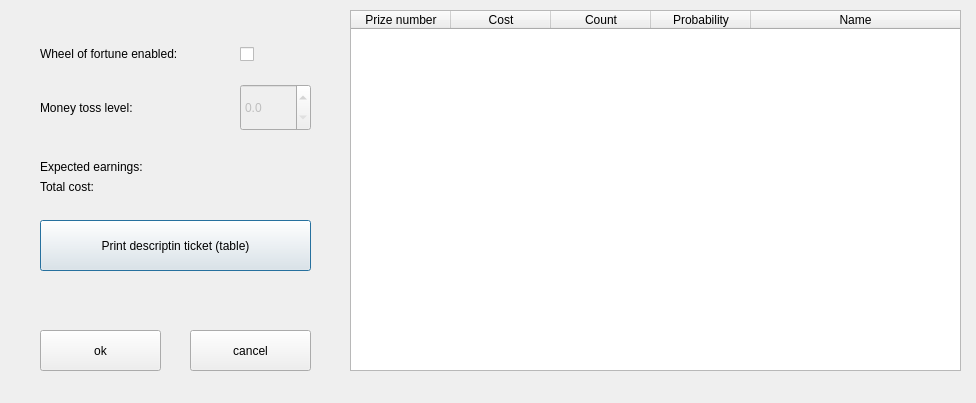
Before: the Qt Designer form blue-app/ui/WheelSettings.ui in matus-u/sz-bluetooth, drawn with Qt 5.
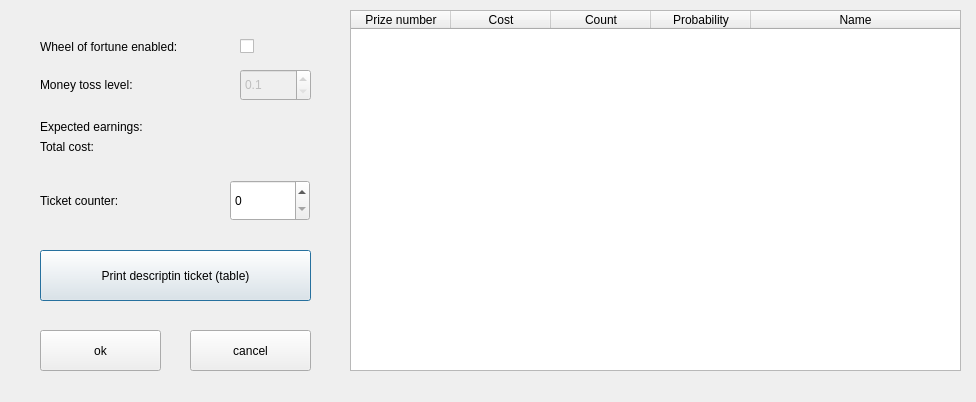
After: the same form once the commit is applied.

Commit message: add ticket counter and other small fixes

```diff
--- a/blue-app/ui/WheelSettings.ui
+++ b/blue-app/ui/WheelSettings.ui
@@ -7,7 +7,7 @@
     <x>0</x>
     <y>0</y>
     <width>976</width>
-    <height>403</height>
+    <height>402</height>
    </rect>
   </property>
   <property name="windowTitle">
@@ -51,7 +51,7 @@
      <x>40</x>
      <y>30</y>
      <width>271</width>
-     <height>101</height>
+     <height>71</height>
     </rect>
    </property>
    <layout class="QGridLayout" name="gridLayout" columnstretch="3,1">
@@ -96,6 +96,9 @@
       <property name="decimals">
        <number>1</number>
       </property>
+      <property name="minimum">
+       <double>0.100000000000000</double>
+      </property>
       <property name="maximum">
        <double>10000.000000000000000</double>
       </property>
@@ -151,7 +154,7 @@
    <property name="geometry">
     <rect>
      <x>40</x>
-     <y>220</y>
+     <y>250</y>
      <width>271</width>
      <height>51</height>
     </rect>
@@ -164,7 +167,7 @@
    <property name="geometry">
     <rect>
      <x>40</x>
-     <y>160</y>
+     <y>120</y>
      <width>271</width>
      <height>38</height>
     </rect>
@@ -206,6 +209,35 @@
     </item>
    </layout>
   </widget>
+  <widget class="QLabel" name="ticketCounterLabel">
+   <property name="geometry">
+    <rect>
+     <x>40</x>
+     <y>180</y>
+     <width>131</width>
+     <height>41</height>
+    </rect>
+   </property>
+   <property name="text">
+    <string>Ticket counter:</string>
+   </property>
+   <property name="alignment">
+    <set>Qt::AlignLeading|Qt::AlignLeft|Qt::AlignVCenter</set>
+   </property>
+  </widget>
+  <widget class="QSpinBox" name="ticketCounterBox">
+   <property name="geometry">
+    <rect>
+     <x>230</x>
+     <y>180</y>
+     <width>80</width>
+     <height>41</height>
+    </rect>
+   </property>
+   <property name="maximum">
+    <number>999999</number>
+   </property>
+  </widget>
  </widget>
  <resources/>
  <connections/>
```
The commit also changes 5 other files.
